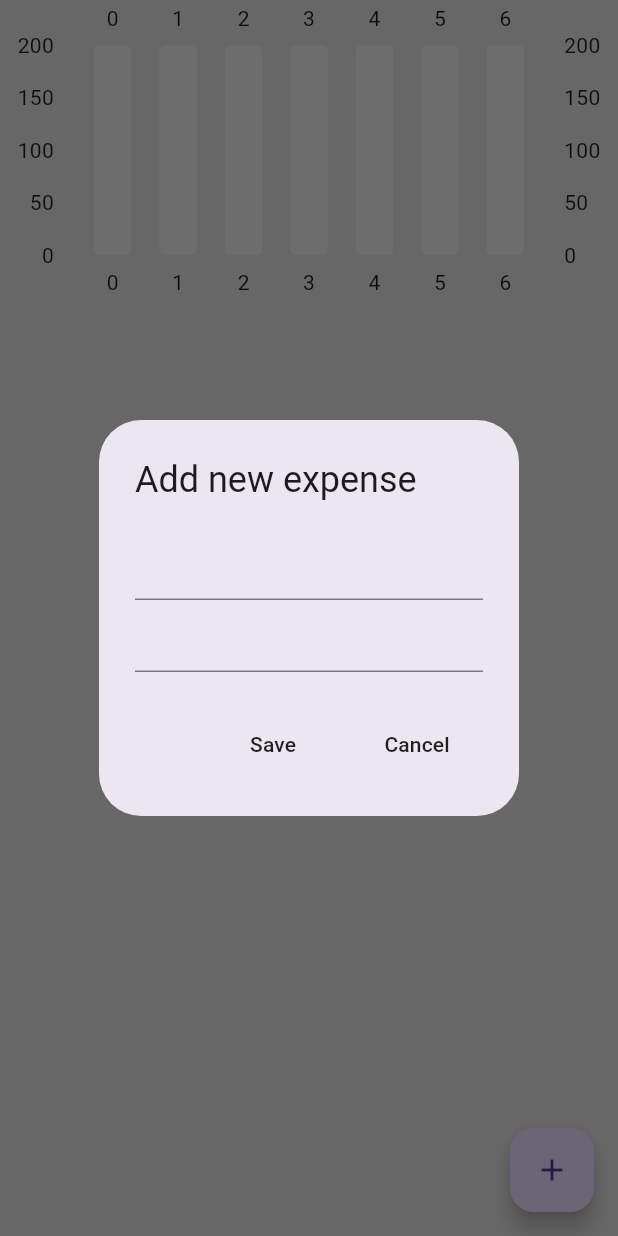
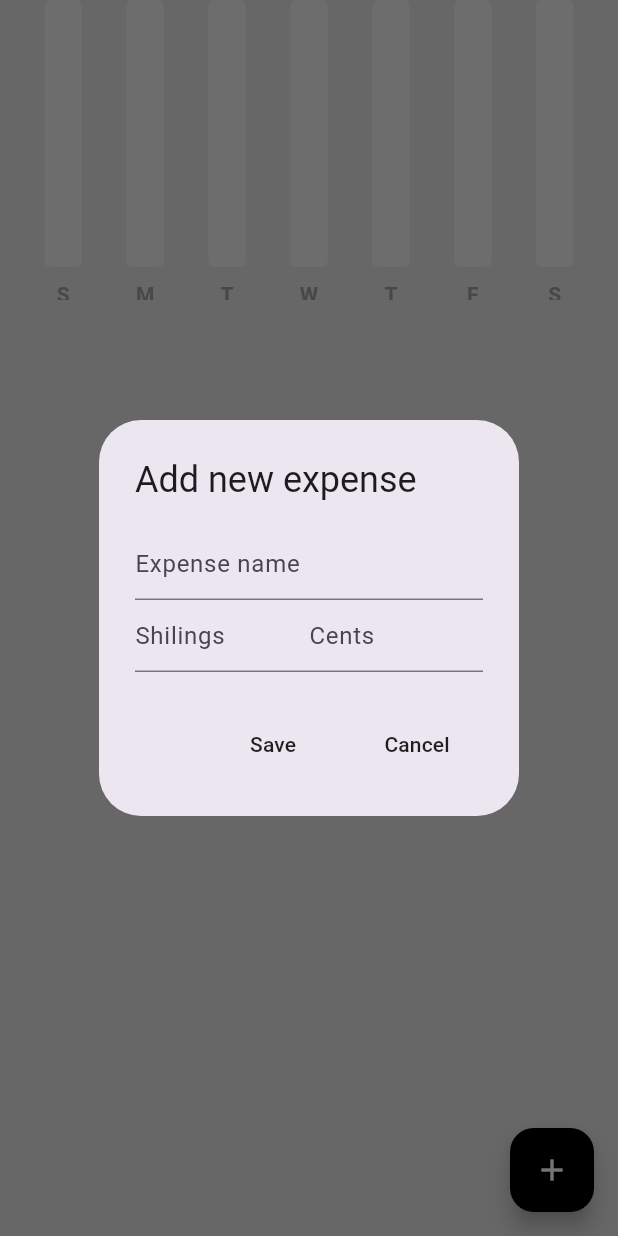
Before and after one commit to antonymwakiacha/expensetrackerflutterapp, a Flutter app: the screen it shows after launch, after a tap on the "add" icon, on a phone screen of 412 x 824 dp. Run offline on Flutter 3.47's test engine with Material 3 defaults, Android fonts, the phone set to English and light mode, and no system bars; drawn by our look-alikes of fl_chart; our stand-ins replace hive, hive_flutter; accounts and stored records are empty.

Commit message:
added different fields for shilling and cents fields

```diff
--- a/lib/bar graph/bar_graph.dart
+++ b/lib/bar graph/bar_graph.dart
@@ -41,6 +41,17 @@ class MyBarGraph extends StatelessWidget {
     return BarChart(BarChartData(
       maxY: maxY,
       minY: 0,
+      titlesData: FlTitlesData(
+        show: true,
+        topTitles: AxisTitles(sideTitles: SideTitles(showTitles: false)),
+        leftTitles: AxisTitles(sideTitles: SideTitles(showTitles: false)),
+        rightTitles: AxisTitles(sideTitles: SideTitles(showTitles: false)),
+        bottomTitles: AxisTitles(
+            sideTitles: SideTitles(
+          showTitles: true,
+          getTitlesWidget: getBottomTitles,
+        )),
+      ),
       gridData: FlGridData(show: false),
       borderData: FlBorderData(show: false),
       barGroups: myBarData.barData
@@ -64,3 +75,44 @@ class MyBarGraph extends StatelessWidget {
     ));
   }
 }
+
+Widget getBottomTitles(double value, TitleMeta meta) {
+  const style = TextStyle(
+    color: Colors.grey,
+    fontWeight: FontWeight.bold,
+    fontSize: 14,
+  );
+  Widget text;
+  switch (value.toInt()) {
+    case 0:
+      text = const Text('S', style: style);
+      break;
+    case 1:
+      text = const Text('M', style: style);
+      break;
+    case 2:
+      text = const Text('T', style: style);
+      break;
+    case 3:
+      text = const Text('W', style: style);
+      break;
+    case 4:
+      text = const Text('T', style: style);
+      break;
+    case 5:
+      text = const Text('F', style: style);
+      break;
+    case 6:
+      text = const Text('S', style: style);
+      break;
+    default:
+      text = const Text(
+        '',
+        style: style,
+      );
+  }
+  return SideTitleWidget(
+    child: text,
+    axisSide: meta.axisSide,
+  );
+}
--- a/lib/main.dart
+++ b/lib/main.dart
@@ -1,9 +1,16 @@
 import 'package:expensetrackerapp/data/expense_data.dart';
 import 'package:flutter/material.dart';
+import 'package:hive/hive.dart';
+import 'package:hive_flutter/hive_flutter.dart';
 import 'package:provider/provider.dart';
 import 'pages/home_page.dart';
 
-void main() {
+void main() async {
+  //Initialize hive
+  await Hive.initFlutter();
+  //open a hive box
+  await Hive.openBox("expense_database");
+
   runApp(const MyApp());
 }
 
--- a/lib/pages/home_page.dart
+++ b/lib/pages/home_page.dart
@@ -15,7 +15,9 @@ class HomePage extends StatefulWidget {
 class _HomePageState extends State<HomePage> {
 //text controllers
   final newExpenseNameController = TextEditingController();
-  final newExpenseAmountController = TextEditingController();
+  //final newExpenseAmountController = TextEditingController();
+  final newExpenseShillingController = TextEditingController();
+  final newExpenseCentController = TextEditingController();
 
   //add new expense
   void addNewExpense() {
@@ -27,10 +29,34 @@ class _HomePageState extends State<HomePage> {
             //expense name
             TextField(
               controller: newExpenseNameController,
+              decoration: InputDecoration(
+                hintText: "Expense name",
+              ),
+            ),
+            Row(
+              children: [
+                //dollars
+                Expanded(
+                  child: TextField(
+                      controller: newExpenseShillingController,
+                      keyboardType: TextInputType.number,
+                      decoration: InputDecoration(
+                        hintText: "Shilings",
+                      )),
+                ),
+                //cents
+                Expanded(
+                  child: TextField(
+                      controller: newExpenseCentController,
+                      decoration: InputDecoration(
+                        hintText: "Cents",
+                      )),
+                ),
+              ],
             ),
 
-            //expense amount
-            TextField(controller: newExpenseAmountController),
+            // //expense amount
+            // TextField(controller: newExpenseAmountController),
           ]),
           actions: [
             MaterialButton(
@@ -47,9 +73,12 @@ class _HomePageState extends State<HomePage> {
 
   //save
   void save() {
+    //put dollars and cents together
+    String amount =
+        '${newExpenseShillingController.text}${newExpenseCentController.text}';
     ExpenseItem newExpense = ExpenseItem(
       name: newExpenseNameController.text,
-      amount: newExpenseAmountController.text,
+      amount: amount,
       dateTime: DateTime.now(),
     );
     Provider.of<ExpenseData>(context, listen: false).addNewExpense(newExpense);
@@ -67,7 +96,10 @@ class _HomePageState extends State<HomePage> {
   //clear controllers
   void clear() {
     newExpenseNameController.clear();
-    newExpenseAmountController.clear();
+    newExpenseShillingController.clear();
+    newExpenseCentController.clear();
+
+    //newExpenseAmountController.clear();
   }
 
   @override
@@ -76,13 +108,21 @@ class _HomePageState extends State<HomePage> {
       builder: (context, value, child) => Scaffold(
           backgroundColor: Colors.grey[300],
           floatingActionButton: FloatingActionButton(
+            backgroundColor: Colors.black,
             onPressed: addNewExpense,
-            child: Icon(Icons.add),
+            child: Icon(
+              Icons.add,
+              color: Colors.white,
+            ),
           ),
           body: ListView(
             children: [
               //weekly summary
               ExpenseSummary(startOfWeek: value.startofweekDate()),
+
+              const SizedBox(
+                height: 20,
+              ),
 
               //expense list
               ListView.builder(
--- a/pubspec.yaml
+++ b/pubspec.yaml
@@ -11,6 +11,8 @@ dependencies:
     sdk: flutter
   provider:
   fl_chart: ^0.65.0
+  hive: ^2.2.3
+  hive_flutter: ^1.1.0
 
 dev_dependencies:
   flutter_test:
```
Also changed, not shown: lib/data/hive_database.dart (added), pubspec.lock, 7 other files.
